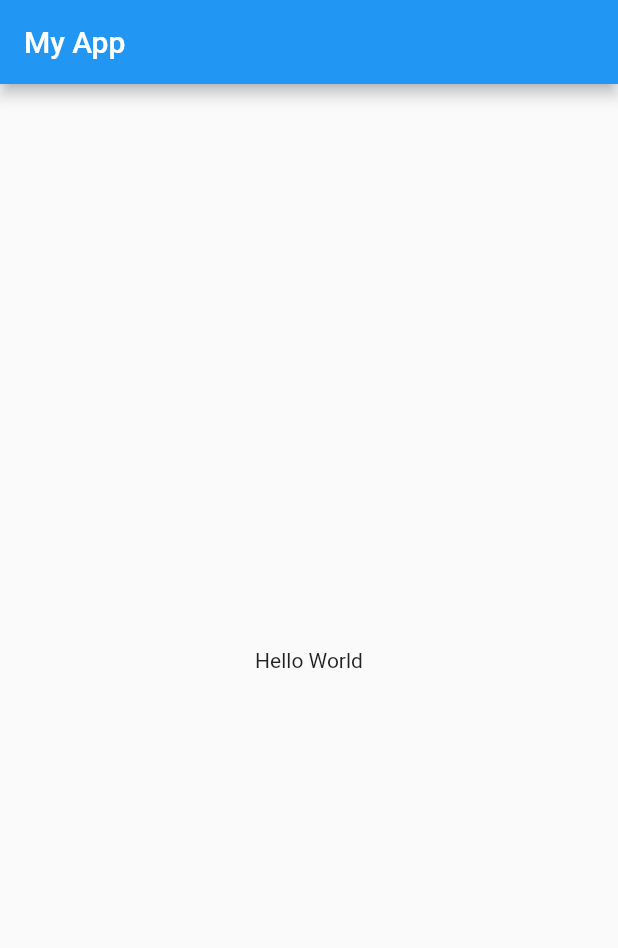
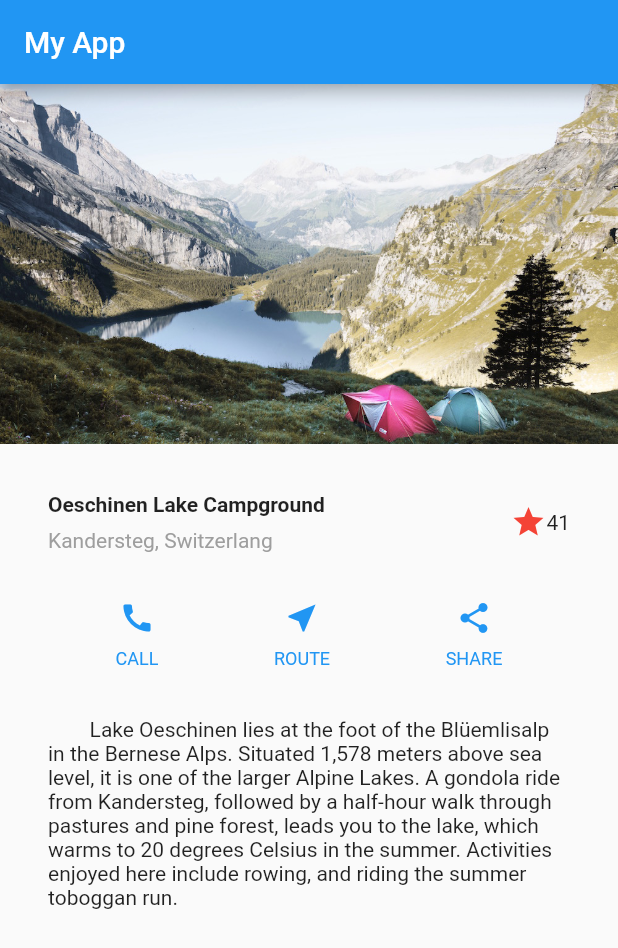
Before and after one commit to CubeDr/LearningFlutter, a Flutter app: the screen it shows after launch, on a phone screen of 412 x 824 dp. Shown: the top 948 px of the screen. Run offline on Flutter 3.47's test engine with Material 2 defaults, Android fonts, the phone set to English and light mode, and no system bars.

Commit message:
2. 레이아웃 완료

```diff
--- a/lib/main.dart
+++ b/lib/main.dart
@@ -5,16 +5,102 @@ void main() => runApp(MyApp());
 class MyApp extends StatelessWidget {
   @override
   Widget build(BuildContext context) {
+    Column buildButtonColumn(IconData icon, String label) {
+      Color color = Theme.of(context).primaryColor;
+      return Column(
+        mainAxisSize:  MainAxisSize.min, // ?
+        mainAxisAlignment: MainAxisAlignment.center, // 가운데 정렬
+        children: <Widget>[
+          Icon(icon, color: color),
+          Container(
+            margin: const EdgeInsets.only(top: 8),
+            child: Text(
+              label,
+              style: TextStyle(
+                fontSize: 12,
+                fontWeight: FontWeight.w400,
+                color: color
+              )
+            )
+          )
+        ],
+      );
+    }
+
+    Widget titleSection = Container(
+      padding: const EdgeInsets.all(32),
+      child: Row(
+        children: <Widget>[
+          Expanded(
+            child: Column(
+              crossAxisAlignment: CrossAxisAlignment.start, // 왼쪽 정렬
+              children: <Widget>[
+                Container(
+                  padding: const EdgeInsets.only(bottom: 8),
+                  child: Text(
+                    'Oeschinen Lake Campground',
+                    style: TextStyle( fontWeight: FontWeight.bold )
+                  )
+                ),
+                Text(
+                  'Kandersteg, Switzerlang',
+                  style: TextStyle( color: Colors.grey[500] )
+                )
+              ],
+            )
+          ),
+          Icon(
+            Icons.star,
+            color: Colors.red[500]
+          ),
+          Text('41')
+        ],
+      )
+    );
+
+    Widget buttonSection = Container(
+      child: Row(
+        mainAxisAlignment: MainAxisAlignment.spaceEvenly,
+        children: <Widget>[
+          buildButtonColumn(Icons.call, 'CALL'),
+          buildButtonColumn(Icons.near_me, 'ROUTE'),
+          buildButtonColumn(Icons.share, 'SHARE')
+        ],
+      ),
+    );
+
+    Widget textSection = Container(
+      padding: const EdgeInsets.all(32),
+      child: Text('''
+        Lake Oeschinen lies at the foot of the Blüemlisalp in the Bernese Alps. Situated 1,578 meters above sea level, it is one of the larger Alpine Lakes. A gondola ride from Kandersteg, followed by a half-hour walk through pastures and pine forest, leads you to the lake, which warms to 20 degrees Celsius in the summer. Activities enjoyed here include rowing, and riding the summer toboggan run.
+          ''',
+        softWrap: true,
+      )
+    );
+
+
     return MaterialApp(
       title: 'Welcome to Flutter',
       home: Scaffold(
         appBar: AppBar(
           title: Text('My App')
         ),
-        body: Center(
-            child: Text('Hello World')
+        body: ListView(
+          children: <Widget>[
+            Image.asset(
+              'images/lake.jpg',
+              height: 240,
+              fit: BoxFit.cover
+            ),
+            titleSection,
+            buttonSection,
+            textSection
+          ],
         )
-      )
+      ),
+      theme: ThemeData(
+        primarySwatch: Colors.blue
+      ),
     );
   }
 }
```
Also changed, not shown: 1 other file.
